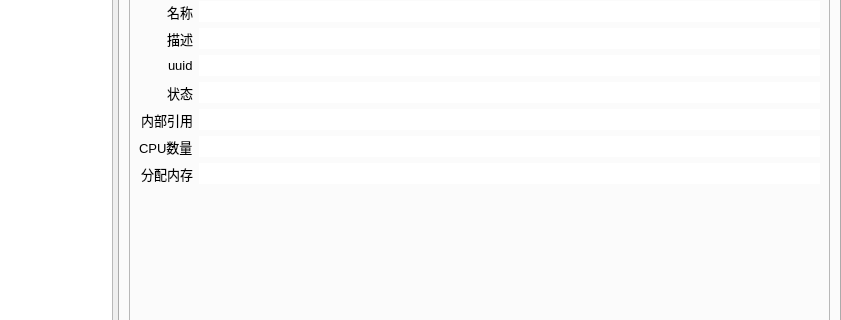
This is App/ui_main.ui in exoticknight/Micro-XenServer-Manager as Qt 5 draws it before an edit; both pictures show x 183 to 1024 and y 83 to 403 of the 1024 by 700 pixel window. The edited form follows.
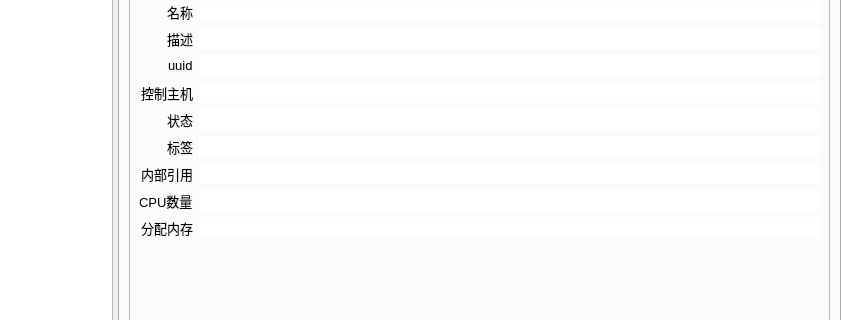
This is the edited form. Icons and pictures are not drawn.

```diff
--- a/App/ui_main.ui
+++ b/App/ui_main.ui
@@ -273,7 +273,7 @@
                </property>
               </widget>
              </item>
-             <item row="3" column="0">
+             <item row="4" column="0">
               <widget class="QLabel" name="label_3">
                <property name="font">
                 <font>
@@ -285,7 +285,7 @@
                </property>
               </widget>
              </item>
-             <item row="3" column="1">
+             <item row="4" column="1">
               <widget class="QLineEdit" name="lineEdit_OpaqueRef">
                <property name="font">
                 <font>
@@ -300,7 +300,7 @@
                </property>
               </widget>
              </item>
-             <item row="4" column="0">
+             <item row="6" column="0">
               <widget class="QLabel" name="label_5">
                <property name="font">
                 <font>
@@ -312,7 +312,7 @@
                </property>
               </widget>
              </item>
-             <item row="4" column="1">
+             <item row="6" column="1">
               <widget class="QLineEdit" name="lineEdit_power_state">
                <property name="font">
                 <font>
@@ -327,7 +327,7 @@
                </property>
               </widget>
              </item>
-             <item row="5" column="0">
+             <item row="7" column="0">
               <widget class="QLabel" name="label_6">
                <property name="font">
                 <font>
@@ -339,7 +339,7 @@
                </property>
               </widget>
              </item>
-             <item row="5" column="1">
+             <item row="7" column="1">
               <widget class="QLineEdit" name="lineEdit_VCPUs_at_startup">
                <property name="font">
                 <font>
@@ -354,7 +354,7 @@
                </property>
               </widget>
              </item>
-             <item row="6" column="0">
+             <item row="8" column="0">
               <widget class="QLabel" name="label_7">
                <property name="font">
                 <font>
@@ -366,7 +366,7 @@
                </property>
               </widget>
              </item>
-             <item row="6" column="1">
+             <item row="8" column="1">
               <widget class="QLineEdit" name="lineEdit_memory_target">
                <property name="font">
                 <font>
@@ -381,6 +381,55 @@
                </property>
               </widget>
              </item>
+             <item row="3" column="0">
+              <widget class="QLabel" name="label_9">
+               <property name="text">
+                <string>控制主机</string>
+               </property>
+              </widget>
+             </item>
+             <item row="3" column="1">
+              <widget class="QLineEdit" name="lineEdit_is_control_domain">
+               <property name="font">
+                <font>
+                 <pointsize>10</pointsize>
+                </font>
+               </property>
+               <property name="frame">
+                <bool>false</bool>
+               </property>
+               <property name="readOnly">
+                <bool>true</bool>
+               </property>
+              </widget>
+             </item>
+             <item row="5" column="0">
+              <widget class="QLabel" name="label_10">
+               <property name="font">
+                <font>
+                 <pointsize>10</pointsize>
+                </font>
+               </property>
+               <property name="text">
+                <string>标签</string>
+               </property>
+              </widget>
+             </item>
+             <item row="5" column="1">
+              <widget class="QLineEdit" name="lineEdit_tags">
+               <property name="font">
+                <font>
+                 <pointsize>10</pointsize>
+                </font>
+               </property>
+               <property name="frame">
+                <bool>false</bool>
+               </property>
+               <property name="readOnly">
+                <bool>true</bool>
+               </property>
+              </widget>
+             </item>
             </layout>
            </widget>
           </item>
```
